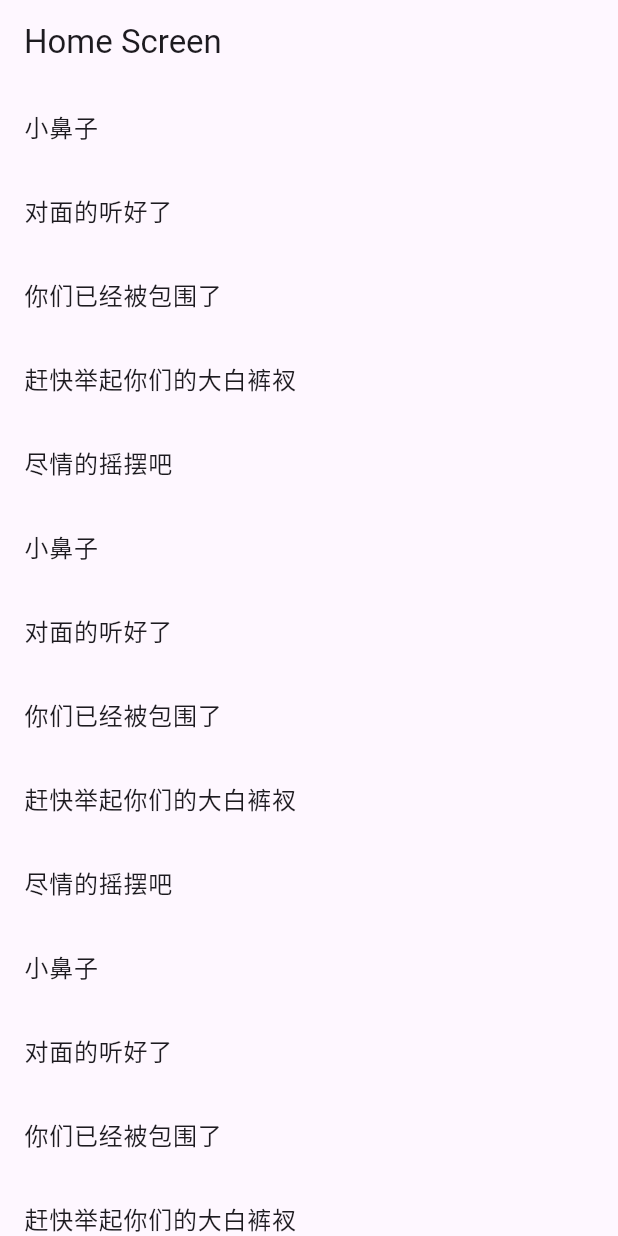
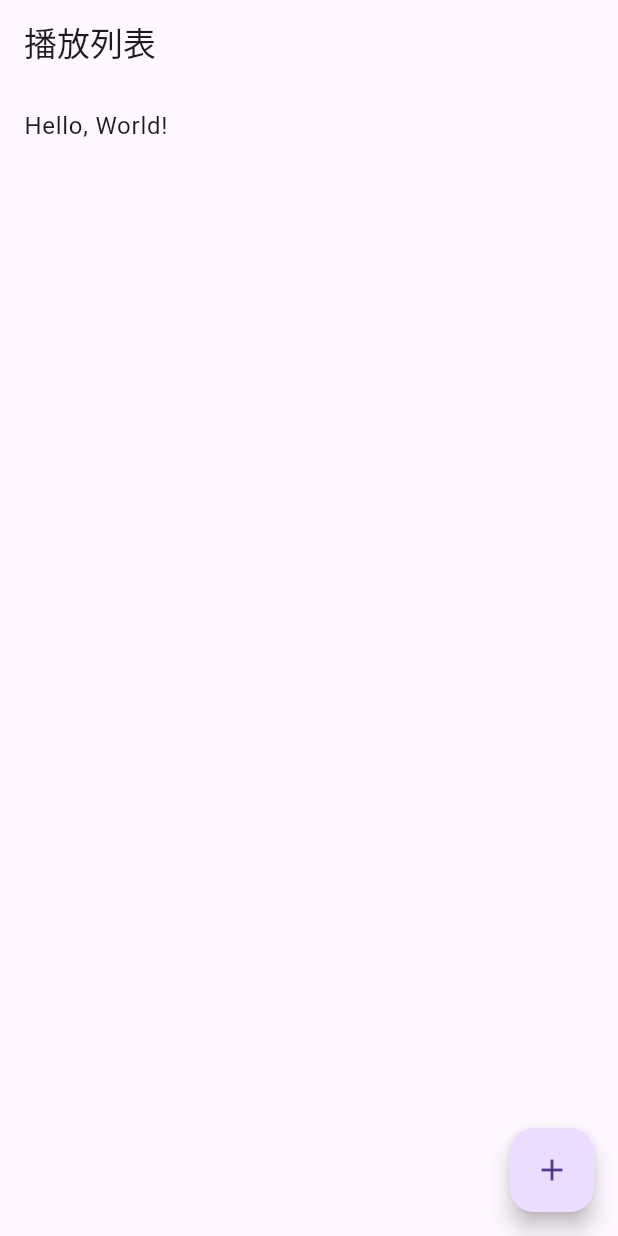
Before and after one commit to lsrweb/Traditional-Virtues, a Flutter app: the screen it shows after launch, on a phone screen of 412 x 824 dp. Run offline on Flutter 3.47's test engine with Material 3 defaults, Android fonts, the light colour scheme and no system bars; our stand-ins replace flutter_tts, go_router, sqflite; accounts and stored records are empty.

Commit message:
feat: Add TextList component for displaying a list of text items

```diff
--- a/lib/components/ui/text-list.dart
+++ b/lib/components/ui/text-list.dart
@@ -1,4 +1,6 @@
 // 有状态的组件
+import 'dart:async';
+import 'package:ctmd_app/cores/sql.dart';
 import 'package:ctmd_app/utils/tts-speed.dart';
 import 'package:flutter/material.dart';
 
@@ -6,34 +8,50 @@ class TextList extends StatefulWidget {
   /// Constructs a [TextList]
   const TextList({Key? key}) : super(key: key);
 
+  // 初始化数据库
+
+  static Future<void> initDB() async {
+    await SQLiteUtil.initDB(
+      'text_list.db',
+      'CREATE TABLE text_list (id INTEGER PRIMARY KEY, text TEXT)',
+    );
+    // 插入数据
+    await SQLiteUtil.insert('text_list', {'text': 'Hello, World!'});
+    // 打印查询数据库数据
+    final List<Map<String, dynamic>> list = await SQLiteUtil.query('text_list');
+    list.forEach((element) {
+      print(element);
+    });
+  }
+
   @override
   State<TextList> createState() => _TextListState();
+
+  // 调用初始化数据库
+  static Future<void> init() async {
+    await initDB();
+  }
 }
 
 class _TextListState extends State<TextList> {
-  /// The list of items
-  final List<String> items = <String>[
-    '小鼻子',
-    '对面的听好了',
-    '你们已经被包围了',
-    '赶快举起你们的大白裤衩',
-    '尽情的摇摆吧',
-    '小鼻子',
-    '对面的听好了',
-    '你们已经被包围了',
-    '赶快举起你们的大白裤衩',
-    '尽情的摇摆吧',
-    '小鼻子',
-    '对面的听好了',
-    '你们已经被包围了',
-    '赶快举起你们的大白裤衩',
-    '尽情的摇摆吧',
-    '小鼻子',
-    '对面的听好了',
-    '你们已经被包围了',
-    '赶快举起你们的大白裤衩',
-    '尽情的摇摆吧'
-  ];
+  /// 保存从数据库查询到的数据
+  List<String> items = [];
+
+  @override
+  void initState() {
+    super.initState();
+    _loadData(); // 初始化时加载数据库数据
+  }
+
+  // 加载数据
+  Future<void> _loadData() async {
+    await TextList.initDB();
+    // 查询数据库数据
+    final List<Map<String, dynamic>> list = await SQLiteUtil.query('text_list');
+    setState(() {
+      items = list.map((item) => item['text'] as String).toList();
+    });
+  }
 
   @override
   Widget build(BuildContext context) {
--- /dev/null
+++ b/lib/cores/sql.dart
@@ -0,0 +1,65 @@
+import 'dart:async';
+import 'package:flutter/widgets.dart';
+import 'package:path/path.dart';
+import 'package:sqflite/sqflite.dart';
+
+class SQLiteUtil {
+  static Database? _database;
+
+  // 初始化数据库
+  static Future<Database> initDB(String dbName, String createTableQuery) async {
+    WidgetsFlutterBinding.ensureInitialized();
+    String dbPath = await getDatabasesPath();
+    String path = join(dbPath, dbName);
+
+    _database = await openDatabase(
+      path,
+      version: 1,
+      onCreate: (db, version) async {
+        await db.execute(createTableQuery);
+      },
+    );
+    return _database!;
+  }
+
+  // 获取数据库实例
+  static Future<Database> get database async {
+    if (_database != null) return _database!;
+    throw Exception("Database is not initialized. Call initDB first.");
+  }
+
+  // 插入数据
+  static Future<int> insert(String table, Map<String, dynamic> data) async {
+    final db = await database;
+    return await db.insert(table, data);
+  }
+
+  // 更新数据
+  static Future<int> update(String table, Map<String, dynamic> data,
+      String whereClause, List<dynamic> whereArgs) async {
+    final db = await database;
+    return await db.update(table, data,
+        where: whereClause, whereArgs: whereArgs);
+  }
+
+  // 删除数据
+  static Future<int> delete(
+      String table, String whereClause, List<dynamic> whereArgs) async {
+    final db = await database;
+    return await db.delete(table, where: whereClause, whereArgs: whereArgs);
+  }
+
+  // 查询数据
+  static Future<List<Map<String, dynamic>>> query(String table,
+      {String? whereClause, List<dynamic>? whereArgs}) async {
+    final db = await database;
+    return await db.query(table, where: whereClause, whereArgs: whereArgs);
+  }
+
+  // 删除数据库
+  static Future<void> deleteDatabase(String dbName) async {
+    String dbPath = await getDatabasesPath();
+    String path = join(dbPath, dbName);
+    await databaseFactory.deleteDatabase(path);
+  }
+}
--- a/lib/pages/home.dart
+++ b/lib/pages/home.dart
@@ -11,8 +11,19 @@ class HomeScreen extends StatelessWidget {
   @override
   Widget build(BuildContext context) {
     return Scaffold(
-      appBar: AppBar(title: const Text('Home Screen')),
+      appBar: AppBar(title: const Text('播放列表')),
       body: Center(child: TextList()),
+      floatingActionButton: _buildFloatingActionButton(context),
+    );
+  }
+
+  FloatingActionButton _buildFloatingActionButton(BuildContext context) {
+    return FloatingActionButton(
+      onPressed: () {
+        // 跳转到添加文本页面
+        GoRouter.of(context).go('/add-text');
+      },
+      child: const Icon(Icons.add),
     );
   }
 }
--- a/pubspec.yaml
+++ b/pubspec.yaml
@@ -37,6 +37,8 @@ dependencies:
   # Use with the CupertinoIcons class for iOS style icons.
   cupertino_icons: ^1.0.8
   flutter_tts: ^4.0.2
+  sqflite: ^2.3.3+1
+  path: ^1.9.0
 
 dev_dependencies:
   flutter_test:
```
Also changed, not shown: pubspec.lock, 1 other file.
